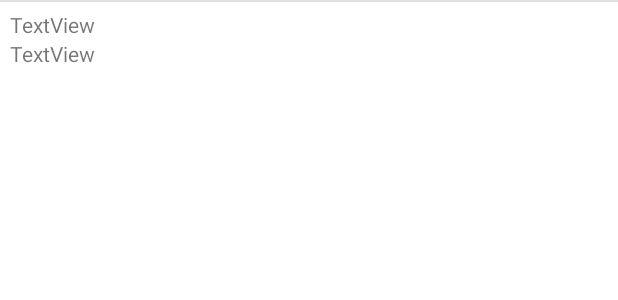
After one commit to bhs15/BaraSpara-Hopur19, an Android app: the layout saving_type_list_card.xml on its own in the app's theme, with its tools: preview values and no code run, on a phone screen of 412 x 824 dp. The commit adds this screen. Shown: the top 300 px of the screen. Run offline under Robolectric (Android 15) with nearby library versions, the phone set to English and light mode, and no system bars.

Commit message:
Saving Types eru í listview

```diff
--- a/SERVER/BaraSpara/src/main/java/hi/group19/BaraSpara/Controllers/UserController.java
+++ b/SERVER/BaraSpara/src/main/java/hi/group19/BaraSpara/Controllers/UserController.java
@@ -40,7 +40,7 @@ class UserController {
         User tommi = new User("123","123");
         tommi =userRepo.save(tommi);
         for(int i=0;i<10;i++){
-            SavingType test = new SavingType(100,"kenny");
+            SavingType test = new SavingType(100,"kenny"+i);
             tommi.getSavingTypes().add(test);
             savingTypeRepo.save(test);
             for(int j=0;j<20;j++)
--- /dev/null
+++ b/app/src/main/res/layout/saving_type_list_card.xml
@@ -0,0 +1,43 @@
+<?xml version="1.0" encoding="utf-8"?>
+<androidx.constraintlayout.widget.ConstraintLayout xmlns:android="http://schemas.android.com/apk/res/android"
+    xmlns:app="http://schemas.android.com/apk/res-auto"
+    xmlns:tools="http://schemas.android.com/tools"
+    android:layout_width="match_parent"
+    android:layout_height="wrap_content"
+    android:orientation="vertical">
+
+    <androidx.cardview.widget.CardView
+        android:id="@+id/cardView"
+        android:layout_width="match_parent"
+        android:layout_height="wrap_content"
+        app:layout_constraintBottom_toBottomOf="parent"
+        app:layout_constraintEnd_toEndOf="parent"
+        app:layout_constraintHorizontal_bias="0.0"
+        app:layout_constraintStart_toStartOf="parent"
+        app:layout_constraintTop_toTopOf="parent"
+        app:layout_constraintVertical_bias="1.0" />
+
+    <TextView
+        android:id="@+id/SavingTypeName"
+        android:layout_width="wrap_content"
+        android:layout_height="wrap_content"
+        android:text="TextView"
+        app:layout_constraintBottom_toTopOf="@+id/cardView"
+        app:layout_constraintEnd_toEndOf="parent"
+        app:layout_constraintHorizontal_bias="0.0"
+        app:layout_constraintStart_toStartOf="@+id/SavingTypeAmount"
+        app:layout_constraintTop_toTopOf="parent"
+        app:layout_constraintVertical_bias="0.258" />
+
+    <TextView
+        android:id="@+id/SavingTypeAmount"
+        android:layout_width="wrap_content"
+        android:layout_height="wrap_content"
+        android:text="TextView"
+        app:layout_constraintBottom_toTopOf="@+id/cardView"
+        app:layout_constraintEnd_toEndOf="parent"
+        app:layout_constraintHorizontal_bias="0.019"
+        app:layout_constraintStart_toStartOf="parent"
+        app:layout_constraintTop_toBottomOf="@+id/SavingTypeName" />
+    <View style="@style/Divider"/>
+</androidx.constraintlayout.widget.ConstraintLayout>
--- /dev/null
+++ b/app/src/main/res/values/styles.xml
@@ -0,0 +1,9 @@
+<?xml version="1.0" encoding="utf-8"?>
+<resources>
+    <style name="Divider">
+        <item name="android:layout_width">match_parent</item>
+        <item name="android:layout_height">1dp</item>
+        <item name="android:background">?android:attr/listDivider</item>
+    </style>
+
+</resources>
```
Also changed, not shown: app/src/main/java/hi/example/baraspara/HomeScreen.java (+34 -2 lines), app/src/main/res/layout/saving_type_list_layout.xml (deleted, +0 -14 lines).
